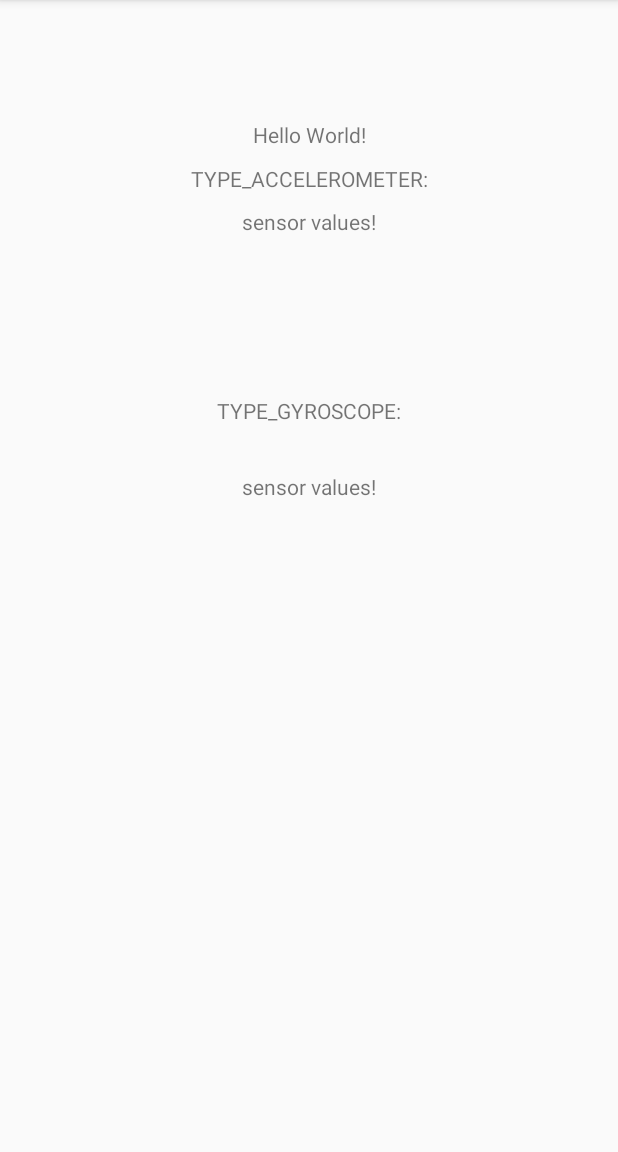
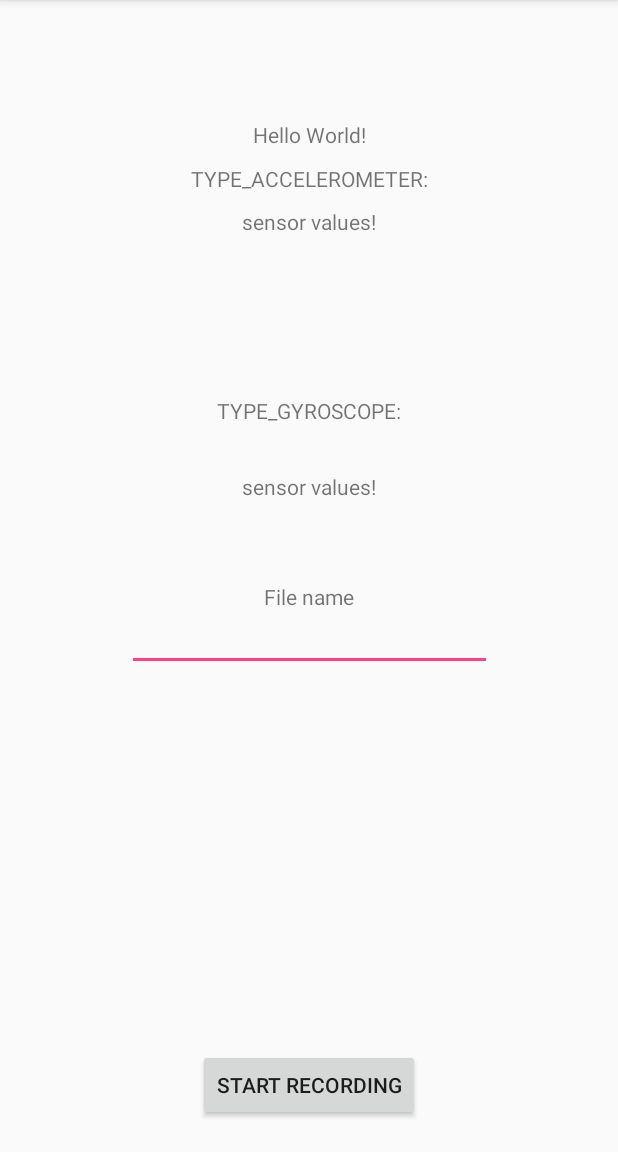
Before and after one commit to williamwdu/AndoridMotionRecoder, an Android app: the screen it shows after launch (MainActivity), on a phone screen of 412 x 824 dp, the part 84-1236 px from its top. Run offline under Robolectric (Android 15) with nearby library versions, the phone set to English and light mode, and no system bars.

Commit message:
Improved interface. Added button and filepath.

```diff
--- a/app/build.gradle
+++ b/app/build.gradle
@@ -25,4 +25,5 @@ dependencies {
     testImplementation 'junit:junit:4.12'
     androidTestImplementation 'com.android.support.test:runner:1.0.1'
     androidTestImplementation 'com.android.support.test.espresso:espresso-core:3.0.1'
+    implementation 'com.android.support:design:26.1.0'
 }
--- a/app/src/main/res/layout/activity_main.xml
+++ b/app/src/main/res/layout/activity_main.xml
@@ -63,4 +63,46 @@
         app:layout_constraintTop_toTopOf="parent"
         app:layout_constraintVertical_bias="0.42" />
 
+    <EditText
+        android:id="@+id/username"
+        android:layout_width="243dp"
+        android:layout_height="39dp"
+        android:layout_marginEnd="8dp"
+        android:layout_marginStart="8dp"
+        android:layout_marginTop="408dp"
+        android:inputType="text"
+        app:layout_constraintEnd_toEndOf="parent"
+        app:layout_constraintHorizontal_bias="0.504"
+        app:layout_constraintStart_toStartOf="parent"
+        app:layout_constraintTop_toTopOf="parent" />
+
+    <Button
+        android:id="@+id/button"
+        android:layout_width="wrap_content"
+        android:layout_height="wrap_content"
+        android:layout_marginBottom="8dp"
+        android:layout_marginEnd="8dp"
+        android:layout_marginStart="8dp"
+        android:layout_marginTop="8dp"
+        android:text="Start Recording"
+        android:onClick = "recordhandler"
+        app:layout_constraintBottom_toBottomOf="parent"
+        app:layout_constraintEnd_toEndOf="parent"
+        app:layout_constraintStart_toStartOf="parent"
+        app:layout_constraintTop_toTopOf="parent"
+        app:layout_constraintVertical_bias="0.982" />
+
+    <TextView
+        android:id="@+id/TextView5"
+        android:layout_width="wrap_content"
+        android:layout_height="wrap_content"
+        android:layout_marginEnd="10dp"
+        android:layout_marginStart="10dp"
+        android:layout_marginTop="388dp"
+        android:inputType="textPersonName"
+        android:text="File name"
+        app:layout_constraintEnd_toEndOf="parent"
+        app:layout_constraintStart_toStartOf="parent"
+        app:layout_constraintTop_toTopOf="parent" />
+
 </android.support.constraint.ConstraintLayout>
```
Also changed, not shown: app/src/main/java/com/example/will/motionrecoder/MainActivity.java (+50 -2 lines).
